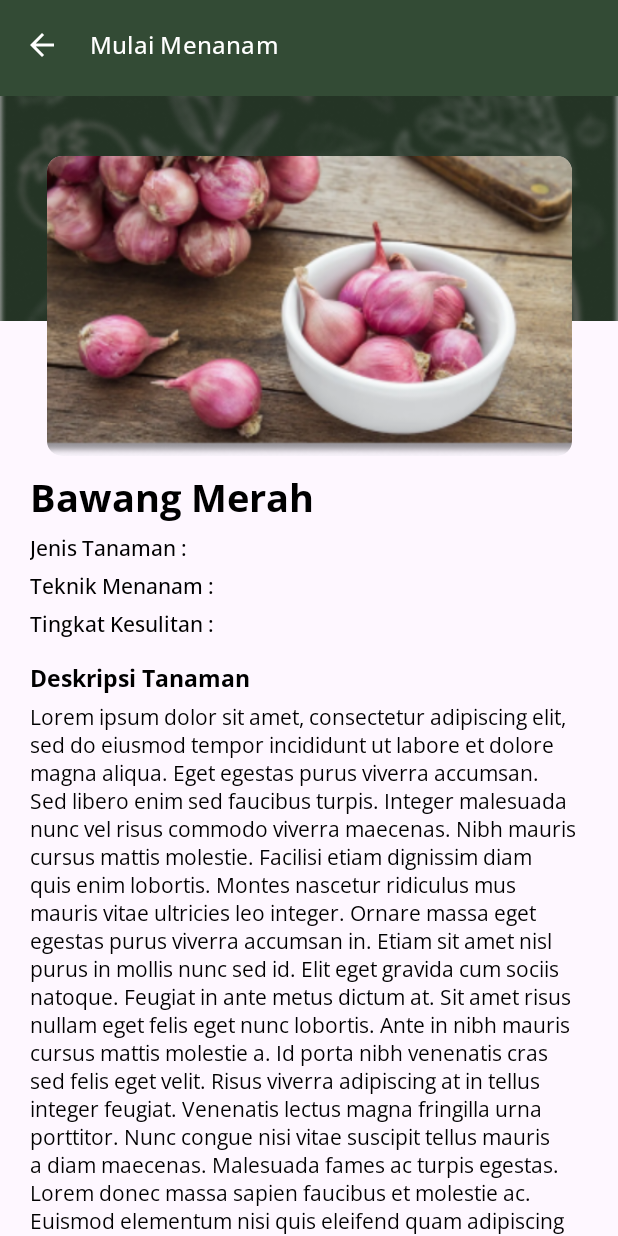
After one commit to PutraGandaD/UrbanFarm-Mobile-Massive-Challenge, an Android app: the DetailTanamanPageActivity screen opened directly, with no data from a screen before it, on a phone screen of 412 x 824 dp. The commit adds this screen. Run offline under Robolectric (Android 15) with nearby library versions, the phone set to English and light mode, and no system bars.

Commit message:
Added Detail Tanaman Page / Activity (Partial)
For testing, placeholder.
This layout is supposed to be reusable, but for now let it be a placeholder.

WIP for this Detail Tanaman Page is Bottom App Bar.

```diff
--- a/app/src/main/AndroidManifest.xml
+++ b/app/src/main/AndroidManifest.xml
@@ -12,6 +12,9 @@
         android:supportsRtl="true"
         android:theme="@style/Theme.UrbanFarm"
         tools:targetApi="31">
+        <activity
+            android:name=".activity.DetailTanamanPageActivity"
+            android:exported="false" />
         <activity
             android:name=".activity.FragmentContainerActivity"
             android:exported="false" />
--- /dev/null
+++ b/app/src/main/java/com/putragandad/urbanfarm/activity/DetailTanamanPageActivity.kt
@@ -0,0 +1,21 @@
+package com.putragandad.urbanfarm.activity
+
+import androidx.appcompat.app.AppCompatActivity
+import android.os.Bundle
+import com.putragandad.urbanfarm.databinding.ActivityDetailTanamanPageBinding
+
+class DetailTanamanPageActivity : AppCompatActivity() {
+    private lateinit var binding: ActivityDetailTanamanPageBinding
+
+    override fun onCreate(savedInstanceState: Bundle?) {
+        super.onCreate(savedInstanceState)
+
+        binding = ActivityDetailTanamanPageBinding.inflate(layoutInflater)
+
+        binding.TopAppBar.setNavigationOnClickListener {
+            onBackPressedDispatcher.onBackPressed()
+        }
+
+        setContentView(binding.root)
+    }
+}
--- a/app/src/main/java/com/putragandad/urbanfarm/fragments/berandapage/BerandaPageFragment.kt
+++ b/app/src/main/java/com/putragandad/urbanfarm/fragments/berandapage/BerandaPageFragment.kt
@@ -1,11 +1,13 @@
 package com.putragandad.urbanfarm.fragments.berandapage
 
+import android.content.Intent
 import android.os.Bundle
 import androidx.fragment.app.Fragment
 import android.view.LayoutInflater
 import android.view.View
 import android.view.ViewGroup
 import com.putragandad.urbanfarm.R
+import com.putragandad.urbanfarm.activity.DetailTanamanPageActivity
 import com.putragandad.urbanfarm.databinding.FragmentBerandaPageBinding
 
 class BerandaPageFragment : Fragment() {
@@ -18,6 +20,10 @@ class BerandaPageFragment : Fragment() {
     ): View? {
         _binding = FragmentBerandaPageBinding.inflate(inflater, container, false)
 
+        binding.btnTanaman1.setOnClickListener {
+            startActivity(Intent(requireContext(), DetailTanamanPageActivity::class.java))
+        }
+
         return binding.root
     }
 }
--- /dev/null
+++ b/app/src/main/res/drawable/baseline_arrow_back_24.xml
@@ -0,0 +1,5 @@
+<vector android:autoMirrored="true" android:height="24dp"
+    android:tint="#FFFFFF" android:viewportHeight="24"
+    android:viewportWidth="24" android:width="24dp" xmlns:android="http://schemas.android.com/apk/res/android">
+    <path android:fillColor="@android:color/white" android:pathData="M20,11H7.83l5.59,-5.59L12,4l-8,8 8,8 1.41,-1.41L7.83,13H20v-2z"/>
+</vector>
--- /dev/null
+++ b/app/src/main/res/layout/activity_detail_tanaman_page.xml
@@ -0,0 +1,150 @@
+<?xml version="1.0" encoding="utf-8"?>
+<androidx.coordinatorlayout.widget.CoordinatorLayout xmlns:android="http://schemas.android.com/apk/res/android"
+    xmlns:app="http://schemas.android.com/apk/res-auto"
+    xmlns:tools="http://schemas.android.com/tools"
+    android:layout_width="match_parent"
+    android:layout_height="match_parent"
+    tools:context=".activity.DetailTanamanPageActivity">
+
+    <com.google.android.material.appbar.AppBarLayout
+        android:layout_width="match_parent"
+        android:layout_height="wrap_content"
+        app:liftOnScroll="true"
+        style="@style/Widget.App.Toolbar">
+
+        <com.google.android.material.appbar.MaterialToolbar
+            android:id="@+id/TopAppBar"
+            android:layout_width="match_parent"
+            android:layout_height="wrap_content"
+            android:minHeight="60dp"
+            app:menu="@menu/top_app_bar"
+            app:navigationIcon="@drawable/baseline_arrow_back_24"
+            app:title="@string/detail_tanaman_page_topappbar_title"
+            app:titleTextColor="@color/white" />
+
+    </com.google.android.material.appbar.AppBarLayout>
+
+    <androidx.core.widget.NestedScrollView
+        android:layout_width="match_parent"
+        android:layout_height="match_parent"
+        app:layout_behavior="@string/appbar_scrolling_view_behavior">
+
+        <androidx.constraintlayout.widget.ConstraintLayout
+            android:layout_width="match_parent"
+            android:layout_height="wrap_content">
+
+            <ImageView
+                android:id="@+id/iv_bg_half_detail_tanaman_page"
+                android:layout_width="match_parent"
+                android:layout_height="150dp"
+                android:scaleType="centerCrop"
+                android:src="@drawable/background_dark_blur"
+                app:layout_constraintEnd_toEndOf="parent"
+                app:layout_constraintStart_toStartOf="parent"
+                app:layout_constraintTop_toTopOf="parent" />
+
+            <com.google.android.material.card.MaterialCardView
+                android:id="@+id/iv_detail_tanaman_page"
+                android:layout_width="350dp"
+                android:layout_height="200dp"
+                android:layout_marginTop="40dp"
+                app:cardCornerRadius="10dp"
+                app:cardElevation="0dp"
+                app:layout_constraintEnd_toEndOf="parent"
+                app:layout_constraintStart_toStartOf="parent"
+                app:layout_constraintTop_toTopOf="parent">
+
+                <ImageView
+                    android:id="@+id/image_card_detail_tanaman_page"
+                    android:layout_width="match_parent"
+                    android:layout_height="match_parent"
+                    android:scaleType="centerCrop"
+                    android:src="@drawable/img_placeholder_detail_tanaman" />
+
+            </com.google.android.material.card.MaterialCardView>
+
+            <TextView
+                android:id="@+id/tv_title_detail_tanaman_page"
+                android:layout_width="wrap_content"
+                android:layout_height="wrap_content"
+                android:fontFamily="@font/opensans_bold"
+                android:text="@string/detail_tanaman_page_title_placeholder"
+                android:textColor="@color/black"
+                android:textSize="25sp"
+                android:textAlignment="textStart"
+                android:layout_marginStart="20dp"
+                android:layout_marginTop="10dp"
+                app:layout_constraintStart_toStartOf="parent"
+                app:layout_constraintTop_toBottomOf="@id/iv_detail_tanaman_page"/>
+
+            <TextView
+                android:id="@+id/tv_subtitle_detail_1_detail_tanaman_page"
+                android:layout_width="wrap_content"
+                android:layout_height="wrap_content"
+                android:layout_marginStart="20dp"
+                android:layout_marginTop="6dp"
+                android:fontFamily="@font/opensans_medium"
+                android:text="@string/detail_tanaman_page_detail_subtitle_1"
+                android:textSize="14sp"
+                android:textColor="@color/black"
+                app:layout_constraintStart_toStartOf="parent"
+                app:layout_constraintTop_toBottomOf="@id/tv_title_detail_tanaman_page"/>
+
+            <TextView
+                android:id="@+id/tv_subtitle_detail_2_detail_tanaman_page"
+                android:layout_width="wrap_content"
+                android:layout_height="wrap_content"
+                android:layout_marginStart="20dp"
+                android:layout_marginTop="5dp"
+                android:fontFamily="@font/opensans_medium"
+                android:text="@string/detail_tanaman_page_detail_subtitle_2"
+                android:textSize="14sp"
+                android:textColor="@color/black"
+                app:layout_constraintStart_toStartOf="parent"
+                app:layout_constraintTop_toBottomOf="@id/tv_subtitle_detail_1_detail_tanaman_page"/>
+
+            <TextView
+                android:id="@+id/tv_subtitle_detail_3_detail_tanaman_page"
+                android:layout_width="wrap_content"
+                android:layout_height="wrap_content"
+                android:layout_marginStart="20dp"
+                android:layout_marginTop="5dp"
+                android:fontFamily="@font/opensans_medium"
+                android:text="@string/detail_tanaman_page_detail_subtitle_3"
+                android:textSize="14sp"
+                android:textColor="@color/black"
+                app:layout_constraintStart_toStartOf="parent"
+                app:layout_constraintTop_toBottomOf="@id/tv_subtitle_detail_2_detail_tanaman_page"/>
+
+            <TextView
+                android:id="@+id/tv_header_deskripsi_detail_tanaman_page"
+                android:layout_width="wrap_content"
+                android:layout_height="wrap_content"
+                android:fontFamily="@font/opensans_bold"
+                android:text="@string/detail_tanaman_page_detail_subheader_1"
+                android:textColor="@color/black"
+                android:textSize="15sp"
+                android:layout_marginStart="20dp"
+                android:layout_marginTop="15dp"
+                app:layout_constraintStart_toStartOf="parent"
+                app:layout_constraintTop_toBottomOf="@id/tv_subtitle_detail_3_detail_tanaman_page"/>
+
+            <TextView
+                android:id="@+id/tv_description_detail_tanaman_page"
+                android:layout_width="0dp"
+                android:layout_height="wrap_content"
+                android:layout_marginStart="20dp"
+                android:layout_marginTop="5dp"
+                android:layout_marginEnd="20dp"
+                android:fontFamily="@font/opensans_regular"
+                android:text="@string/lorem_ipsum"
+                android:textColor="@color/black"
+                app:layout_constraintEnd_toEndOf="parent"
+                app:layout_constraintHorizontal_bias="0.0"
+                app:layout_constraintStart_toStartOf="parent"
+                app:layout_constraintTop_toBottomOf="@id/tv_header_deskripsi_detail_tanaman_page" />
+
+        </androidx.constraintlayout.widget.ConstraintLayout>
+    </androidx.core.widget.NestedScrollView>
+
+</androidx.coordinatorlayout.widget.CoordinatorLayout>
--- /dev/null
+++ b/app/src/main/res/menu/top_app_bar.xml
@@ -0,0 +1,5 @@
+<?xml version="1.0" encoding="utf-8"?>
+<menu xmlns:android="http://schemas.android.com/apk/res/android"
+    xmlns:app="http://schemas.android.com/apk/res-auto">
+
+</menu>
--- a/app/src/main/res/values/strings.xml
+++ b/app/src/main/res/values/strings.xml
@@ -16,6 +16,7 @@ Lorem donec massa sapien faucibus et molestie ac. Euismod elementum nisi quis el
 Orci nulla pellentesque dignissim enim sit amet venenatis urna. Id cursus metus aliquam eleifend mi in nulla posuere. Id cursus metus aliquam eleifend mi in nulla posuere sollicitudin. Adipiscing vitae proin sagittis nisl rhoncus mattis rhoncus urna. Odio aenean sed adipiscing diam. Malesuada bibendum arcu vitae elementum curabitur vitae nunc sed. Consectetur adipiscing elit ut aliquam purus. Sit amet mauris commodo quis imperdiet massa tincidunt. Egestas congue quisque egestas diam in. Senectus et netus et malesuada. Ullamcorper sit amet risus nullam eget. Est placerat in egestas erat imperdiet. Commodo nulla facilisi nullam vehicula ipsum a. Erat velit scelerisque in dictum non. Lorem ipsum dolor sit amet consectetur adipiscing elit ut.
 Cras fermentum odio eu feugiat pretium nibh. Ac odio tempor orci dapibus ultrices in iaculis nunc sed. Convallis tellus id interdum velit laoreet id donec ultrices tincidunt. Mauris a diam maecenas sed. Id cursus metus aliquam eleifend mi in nulla posuere. Imperdiet nulla malesuada pellentesque elit eget gravida cum. Vitae turpis massa sed elementum. Eu lobortis elementum nibh tellus molestie nunc non. Erat velit scelerisque in dictum non consectetur a erat nam. Convallis tellus id interdum velit laoreet id donec. Eu facilisis sed odio morbi quis commodo odio aenean sed. Amet nisl suscipit adipiscing bibendum est ultricies integer quis. Purus in mollis nunc sed id.
 Convallis tellus id interdum velit laoreet id donec. Nunc id cursus metus aliquam eleifend mi in nulla posuere. Scelerisque mauris pellentesque pulvinar pellentesque habitant. Mattis enim ut tellus elementum sagittis vitae et leo. Tincidunt vitae semper quis lectus nulla at volutpat diam ut. Erat velit scelerisque in dictum non consectetur. Ac turpis egestas integer eget aliquet nibh praesent tristique magna. Placerat in egestas erat imperdiet. A cras semper auctor neque vitae tempus quam pellentesque nec. Lectus quam id leo in vitae turpis. Felis imperdiet proin fermentum leo. Quis commodo odio aenean sed. Euismod in pellentesque massa placerat duis ultricies lacus sed. Nisl purus in mollis nunc sed. Lectus vestibulum mattis ullamcorper velit. Massa tempor nec feugiat nisl pretium fusce id. At imperdiet dui accumsan sit amet nulla. Lacus laoreet non curabitur gravida arcu ac tortor. Varius quam quisque id diam vel quam elementum pulvinar</string>
+    <string name="lorem_ipsum_short">Lorem ipsum dolor sit amet, consectetur adipiscing elit, sed do eiusmod tempor incididunt ut labore et dolore magna aliqua. Eget egestas purus viverra accumsan. Sed libero enim sed faucibus turpis. Integer malesuada nunc vel risus commodo viverra maecenas. Nibh mauris cursus mattis molestie. Facilisi etiam dignissim diam quis enim lobortis. Montes nascetur ridiculus mus mauris vitae ultricies leo integer. Ornare massa eget egestas purus viverra accumsan in. Etiam sit amet nisl purus in mollis nunc sed id. Elit eget gravida cum sociis natoque. Risus viverra adipiscing at in tellus integer feugiat. Venenatis lectus magna fringilla urna porttitor.</string>
     <string name="card_tanamanku_placeholder1">Anda memiliki 0 tanaman</string>
     <string name="card_tanamanku_placeholder2">Kontrol rutin tanaman yang anda tanam melalui fitur TanamanKu</string>
     <string name="home_title_tanamanlist">Mau Tanam Apa hari ini?</string>
@@ -27,4 +28,12 @@ Convallis tellus id interdum velit laoreet id donec. Nunc id cursus metus aliqua
     <string name="home_ic_icon6">Tomat</string>
     <string name="home_ic_icon7">Kacang Panjang</string>
     <string name="home_ic_icon8">Timun</string>
+
+    <string name="detail_tanaman_page_topappbar_title">Mulai Menanam</string>
+    <string name="detail_tanaman_page_title_placeholder">Bawang Merah</string>
+    <string name="detail_tanaman_page_detail_subtitle_1">Jenis Tanaman : </string>
+    <string name="detail_tanaman_page_detail_subtitle_2">Teknik Menanam : </string>
+    <string name="detail_tanaman_page_detail_subtitle_3">Tingkat Kesulitan : </string>
+    <string name="detail_tanaman_page_detail_subheader_1">Deskripsi Tanaman</string>
+
 </resources>
--- a/app/src/main/res/values/themes.xml
+++ b/app/src/main/res/values/themes.xml
@@ -1,7 +1,7 @@
 <resources xmlns:tools="http://schemas.android.com/tools">
     <style name="Theme.UrbanFarm" parent="Theme.Material3.Light.NoActionBar" >
         <item name="materialCardViewStyle">@style/Widget.App.CustomCardLandingPage</item>
-        <item name="toolbarStyle">@style/Widget.App.CustomTopAppBar</item>
+        <item name="toolbarStyle">@style/Widget.App.Toolbar</item>
     </style>
 
     <style name="Widget.App.CustomCardLandingPage" parent="Widget.Material3.CardView.Elevated">
@@ -16,12 +16,25 @@
         <item name="cornerSizeBottomRight">0dp</item>
     </style>
 
-    <style name="Widget.App.CustomTopAppBar" parent="Widget.Material3.Toolbar">
+    <style name="Widget.App.Toolbar" parent="Widget.Material3.Toolbar">
         <item name="materialThemeOverlay">@style/ThemeOverlay.App.Toolbar</item>
+        <item name="titleTextAppearance">@style/TextAppearance.App.TitleMedium</item>
+        <item name="subtitleTextAppearance">@style/TextAppearance.App.TitleMedium</item>
     </style>
 
     <style name="ThemeOverlay.App.Toolbar" parent="">
-        <item name="cornerSizeBottomLeft">30dp</item>
+        <item name="colorSurface">@color/primary_green</item>
+        <item name="colorOnSurface">@color/primary_green</item>
+    </style>
+
+    <style name="TextAppearance.App.TitleLarge" parent="TextAppearance.Material3.TitleLarge">
+        <item name="fontFamily">@font/roboto_medium</item>
+        <item name="android:fontFamily">@font/roboto_medium</item>
+    </style>
+
+    <style name="TextAppearance.App.TitleMedium" parent="TextAppearance.Material3.TitleMedium">
+        <item name="fontFamily">@font/opensans_medium</item>
+        <item name="android:fontFamily">@font/opensans_medium</item>
     </style>
 
 </resources>
```
Also changed, not shown: app/src/main/res/drawable/background_dark_blur.png (added), app/src/main/res/drawable/img_placeholder_detail_tanaman.png (added).
